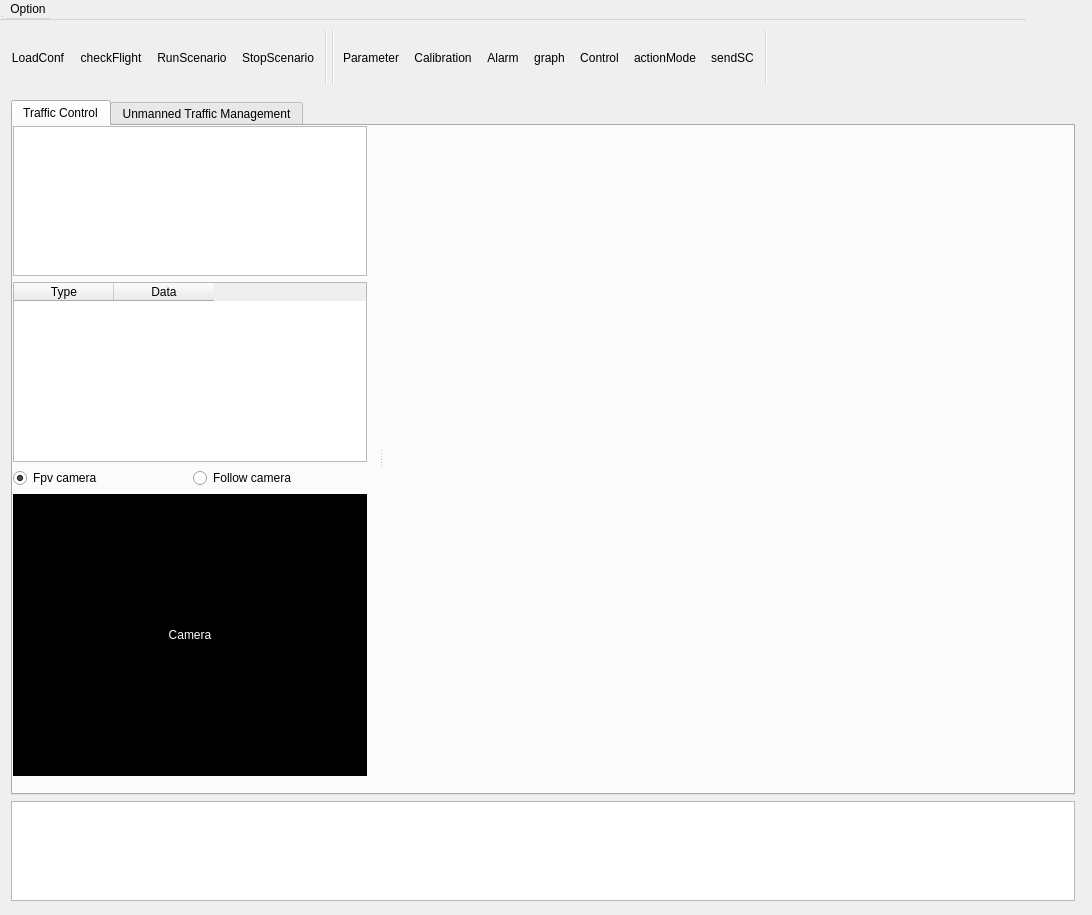
The window that ui/mainwidget.ui (SUV-Olympiad/SUV-GCS) describes before a commit, drawn with Qt 5.
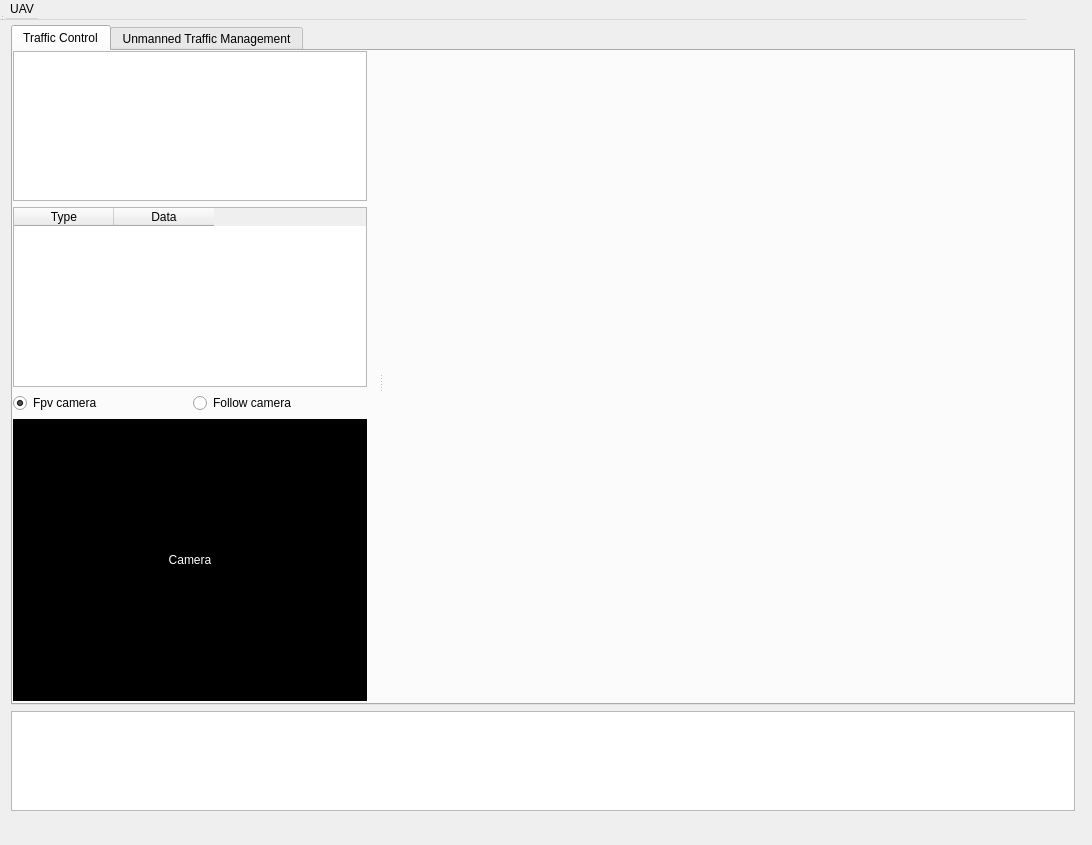
The same window after the commit. Icons and pictures are not drawn. Custom widgets are drawn as their Qt base class.

Patch:
```diff
--- a/ui/mainwidget.ui
+++ b/ui/mainwidget.ui
@@ -7,7 +7,7 @@
     <x>0</x>
     <y>0</y>
     <width>1092</width>
-    <height>915</height>
+    <height>845</height>
    </rect>
   </property>
   <property name="sizePolicy">
@@ -38,7 +38,7 @@
      <x>0</x>
      <y>0</y>
      <width>1086</width>
-     <height>901</height>
+     <height>811</height>
     </rect>
    </property>
    <property name="sizePolicy">
@@ -58,7 +58,7 @@
      <enum>QLayout::SetMinimumSize</enum>
     </property>
     <property name="topMargin">
-     <number>100</number>
+     <number>25</number>
     </property>
     <property name="bottomMargin">
      <number>0</number>
@@ -74,7 +74,7 @@
       <property name="maximumSize">
        <size>
         <width>1084</width>
-        <height>800</height>
+        <height>700</height>
        </size>
       </property>
       <property name="toolTip">
@@ -295,43 +295,13 @@
    </property>
    <widget class="QMenu" name="menuOption">
     <property name="title">
-     <string>Option</string>
+     <string>UAV</string>
     </property>
     <addaction name="actionParameter"/>
     <addaction name="actionCalibration"/>
    </widget>
    <addaction name="menuOption"/>
   </widget>
-  <widget class="QToolBar" name="mainToolBar">
-   <property name="geometry">
-    <rect>
-     <x>0</x>
-     <y>20</y>
-     <width>787</width>
-     <height>75</height>
-    </rect>
-   </property>
-   <property name="iconSize">
-    <size>
-     <width>60</width>
-     <height>60</height>
-    </size>
-   </property>
-   <addaction name="actionLoadConf"/>
-   <addaction name="actionCheckFlight"/>
-   <addaction name="actionRunScenario"/>
-   <addaction name="actionStopScenario"/>
-   <addaction name="separator"/>
-   <addaction name="separator"/>
-   <addaction name="actionParameter"/>
-   <addaction name="actionCalibration"/>
-   <addaction name="actionAlarm"/>
-   <addaction name="actionGraph"/>
-   <addaction name="actionControl"/>
-   <addaction name="actionMode"/>
-   <addaction name="actionsendSC"/>
-   <addaction name="separator"/>
-  </widget>
   <widget class="QStatusBar" name="statusBar">
    <property name="geometry">
     <rect>
```
Left out of the diff: 76 changed lines with no effect on the pictures.
